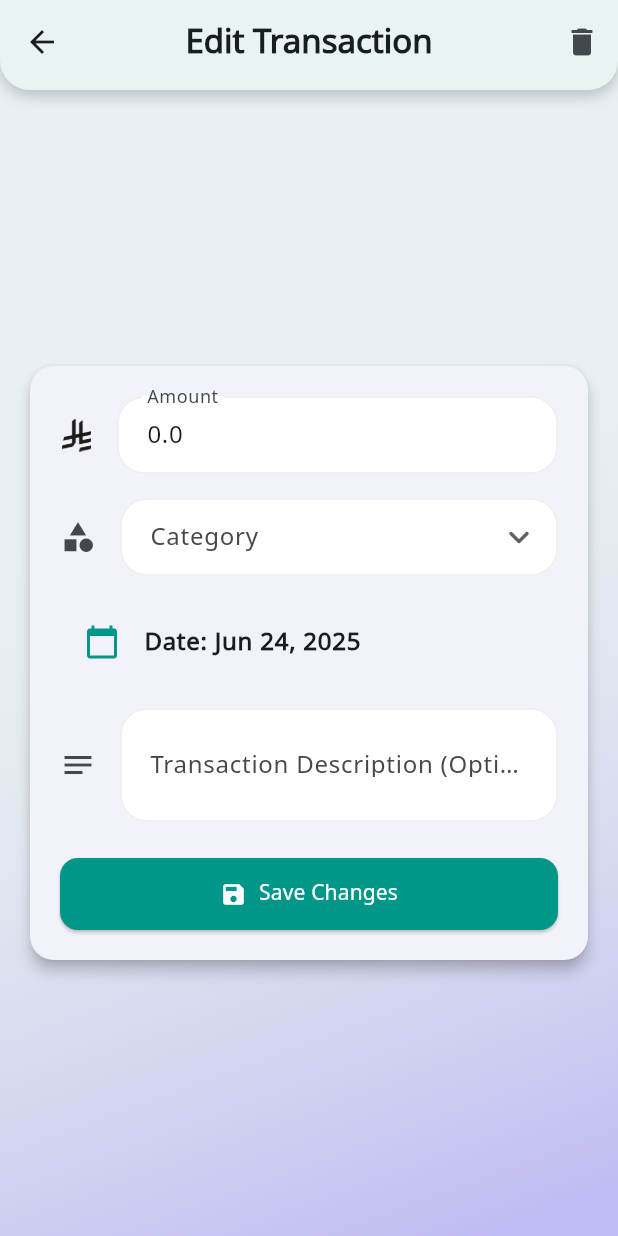
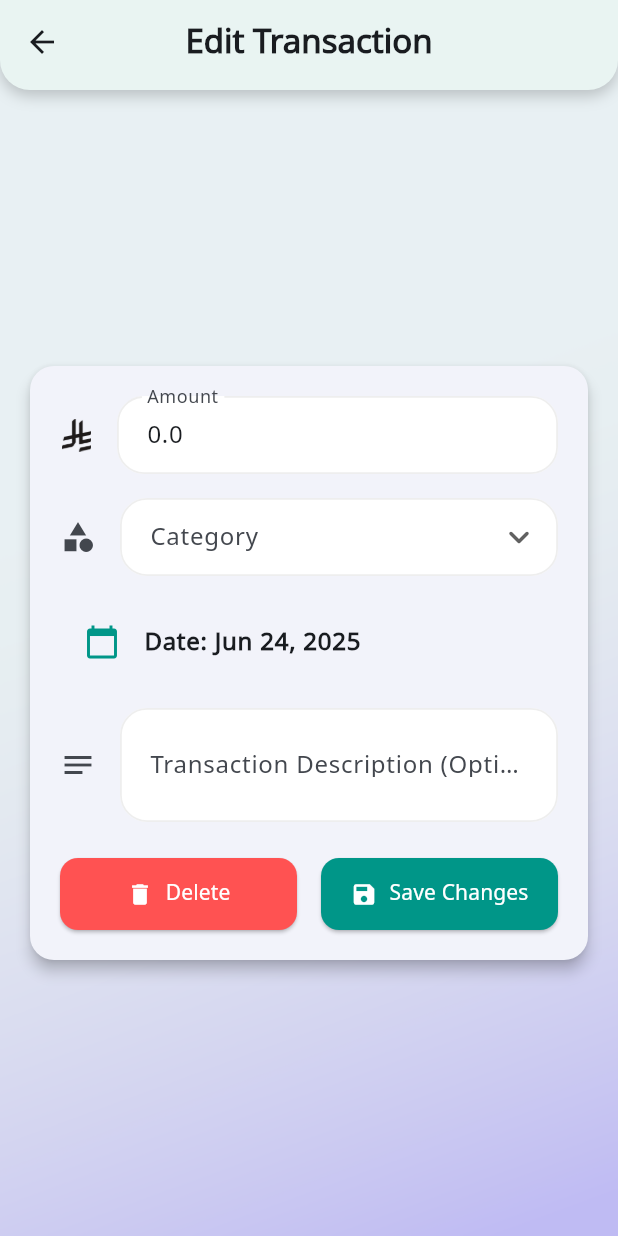
Before and after one commit to WnEx77/jaibee1, a Flutter app: the EditTransactionScreen screen opened directly with empty values, on a phone screen of 412 x 824 dp. Run offline on Flutter 3.47's test engine with Material 3 defaults, Android fonts, the phone set to English and light mode, and no system bars; our stand-ins replace another_flushbar, connectivity_plus, fl_chart, hive, hive_flutter, lottie and 5 more; missing offline and left inert: flutter_inappwebview, month_year_picker; accounts and stored records are empty.

Commit message:
Enhancments, add category coffee

```diff
--- a/lib/core/utils/category_utils.dart
+++ b/lib/core/utils/category_utils.dart
@@ -33,6 +33,7 @@ String getLocalizedCategory(String name, S localizer) {
 IconData getCategoryIcon(Category category) {
   const iconMap = {
     'shopping_cart': Icons.shopping_cart,
+    'coffee': Icons.local_cafe,
     'local_hospital': Icons.local_hospital,
     'directions_car': Icons.directions_car,
     'restaurant': Icons.restaurant,
--- a/lib/features/transactions/add_transaction.dart
+++ b/lib/features/transactions/add_transaction.dart
@@ -111,7 +111,7 @@ class _AddTransactionScreenState extends State<AddTransactionScreen> {
                     ? snapshot.data!
                     : SizedBox(width: 24, height: 24),
               ),
-              hintText: localizer.enterAmount,
+              // hintText: localizer.enterAmount,
               border: InputBorder.none,
             ),
           );
@@ -252,7 +252,7 @@ class _AddTransactionScreenState extends State<AddTransactionScreen> {
             Icons.notes_rounded,
             color: isDark ? Colors.tealAccent : Colors.teal,
           ),
-          hintText: localizer.enterDescription,
+          // hintText: localizer.enterDescription,
           border: InputBorder.none,
         ),
       ),
--- a/lib/features/transactions/edit_transaction.dart
+++ b/lib/features/transactions/edit_transaction.dart
@@ -119,8 +119,9 @@ class _EditTransactionScreenState extends State<EditTransactionScreen> {
     );
     if (confirmed == true) {
       Hive.box('transactions').delete(widget.transactionKey);
-      Navigator.of(context).pop(); // Close dialog
-      Navigator.of(context).pop(); // Return to previous
+      Navigator.of(
+        context,
+      ).popUntil((route) => route.isFirst); // Go to home screen
       Flushbar(
         message: localizer.transactionDeleted,
         duration: const Duration(seconds: 2),
@@ -128,10 +129,7 @@ class _EditTransactionScreenState extends State<EditTransactionScreen> {
         margin: const EdgeInsets.all(8),
         borderRadius: BorderRadius.circular(8),
         flushbarPosition: FlushbarPosition.BOTTOM,
-        icon: const Icon(
-          Icons.check_circle,
-          color: Colors.white,
-        ),
+        icon: const Icon(Icons.check_circle, color: Colors.white),
       ).show(context);
     }
   }
@@ -196,13 +194,13 @@ class _EditTransactionScreenState extends State<EditTransactionScreen> {
           child: CustomAppBar(
             title: localizer.editTransaction,
             showBackButton: true,
-            actions: [
-              IconButton(
-                icon: const Icon(Icons.delete),
-                tooltip: localizer.deleteTransaction,
-                onPressed: _confirmDelete,
-              ),
-            ],
+            // actions: [
+            //   IconButton(
+            //     icon: const Icon(Icons.delete),
+            //     tooltip: localizer.deleteTransaction,
+            //     onPressed: _confirmDelete,
+            //   ),
+            // ],
           ),
         ),
         body: GestureDetector(
@@ -405,18 +403,50 @@ class _EditTransactionScreenState extends State<EditTransactionScreen> {
                           ),
                           const SizedBox(height: 24),
 
-                          ElevatedButton.icon(
+                          Row(
+                            children: [
+                              Expanded(
+                                child: ElevatedButton.icon(
+                                  icon: const Icon(
+                                    Icons.delete,
+                                    color: Colors.white,
+                                  ),
+                                  label: Text(
+                                    localizer.deleteTransaction,
+                                    style: const TextStyle(color: Colors.white),
+                                  ),
+                                  style: ElevatedButton.styleFrom(
+                                    backgroundColor: Colors.redAccent,
+                                    foregroundColor: Colors.white,
+                                    padding: const EdgeInsets.symmetric(
+                                      vertical: 14,
+                                    ),
+                                    shape: RoundedRectangleBorder(
+                                      borderRadius: BorderRadius.circular(12),
+                                    ),
+                                  ),
+                                  onPressed: _confirmDelete,
+                                ),
+                              ),
+                              const SizedBox(width: 16),
+                              Expanded(
+                                child: ElevatedButton.icon(
                                   icon: const Icon(Icons.save),
                                   label: Text(localizer.saveChanges),
                                   style: ElevatedButton.styleFrom(
                                     backgroundColor: mintJade.buttonColor,
                                     foregroundColor: Colors.white,
-                              padding: const EdgeInsets.symmetric(vertical: 14),
+                                    padding: const EdgeInsets.symmetric(
+                                      vertical: 14,
+                                    ),
                                     shape: RoundedRectangleBorder(
                                       borderRadius: BorderRadius.circular(12),
                                     ),
                                   ),
                                   onPressed: _saveTransaction,
+                                ),
+                              ),
+                            ],
                           ),
                         ],
                       ),
--- a/lib/features/transactions/manage_categories.dart
+++ b/lib/features/transactions/manage_categories.dart
@@ -23,6 +23,7 @@ class _ManageCategoriesScreenState extends State<ManageCategoriesScreen> {
 
   final List<Category> defaultUserCategories = [
     Category(name: 'shopping', icon: 'shopping_cart'),
+    Category(name: 'coffee', icon: 'coffee'),
     Category(name: 'health', icon: 'local_hospital'),
     Category(name: 'transport', icon: 'directions_car'),
     Category(name: 'food', icon: 'restaurant'),
@@ -40,6 +41,7 @@ class _ManageCategoriesScreenState extends State<ManageCategoriesScreen> {
     Category(name: 'gifts', icon: 'cake'),
     // Category(name: 'savings', icon: 'savings'),
     Category(name: 'events', icon: 'event'),
+
   ];
 
   @override
--- a/lib/l10n/app_en.arb
+++ b/lib/l10n/app_en.arb
@@ -103,9 +103,9 @@
   "save": "Save",
   "budgetsSaved": "Budgets Saved",
   "replaceAll": "Replace All",
-  "monthlyLimitValidation": "يجب أن يكون الحد الشهري ({monthly}) مساويًا لمجموع حدود جميع الفئات ({total}).",
+  "monthlyLimitValidation": "Monthly limit ({monthly}) must equal the sum of all category limits ({total}).",
   "@monthlyLimitValidation": {
-    "description": "تحذير عندما لا يساوي الحد الشهري مجموع حدود الفئات",
+    "description": "Warning when monthly limit does not equal the sum of category limits",
     "placeholders": {
       "monthly": {},
       "total": {}
--- a/lib/l10n/s.dart
+++ b/lib/l10n/s.dart
@@ -715,10 +715,10 @@ abstract class S {
   /// **'Replace All'**
   String get replaceAll;
 
-  /// تحذير عندما لا يساوي الحد الشهري مجموع حدود الفئات
+  /// Warning when monthly limit does not equal the sum of category limits
   ///
   /// In en, this message translates to:
-  /// **'يجب أن يكون الحد الشهري ({monthly}) مساويًا لمجموع حدود جميع الفئات ({total}).'**
+  /// **'Monthly limit ({monthly}) must equal the sum of all category limits ({total}).'**
   String monthlyLimitValidation(Object monthly, Object total);
 
   /// No description provided for @manageCategories.
--- a/lib/l10n/s_en.dart
+++ b/lib/l10n/s_en.dart
@@ -320,7 +320,7 @@ class SEn extends S {
 
   @override
   String monthlyLimitValidation(Object monthly, Object total) {
-    return 'يجب أن يكون الحد الشهري ($monthly) مساويًا لمجموع حدود جميع الفئات ($total).';
+    return 'Monthly limit ($monthly) must equal the sum of all category limits ($total).';
   }
 
   @override
```
Also changed, not shown: lib/features/budget/budget_screen.dart (+1 -9 lines), lib/features/reports/all_categories_chart_screen.dart (+9 -11 lines), lib/features/transactions/transaction_screen.dart (+7 -4 lines), lib/l10n/app_ar.arb (+9 -9 lines), lib/l10n/s_ar.dart (+9 -9 lines), lib/main.dart (+4 -3 lines). Lines whose indentation alone changed are shown as unchanged.
